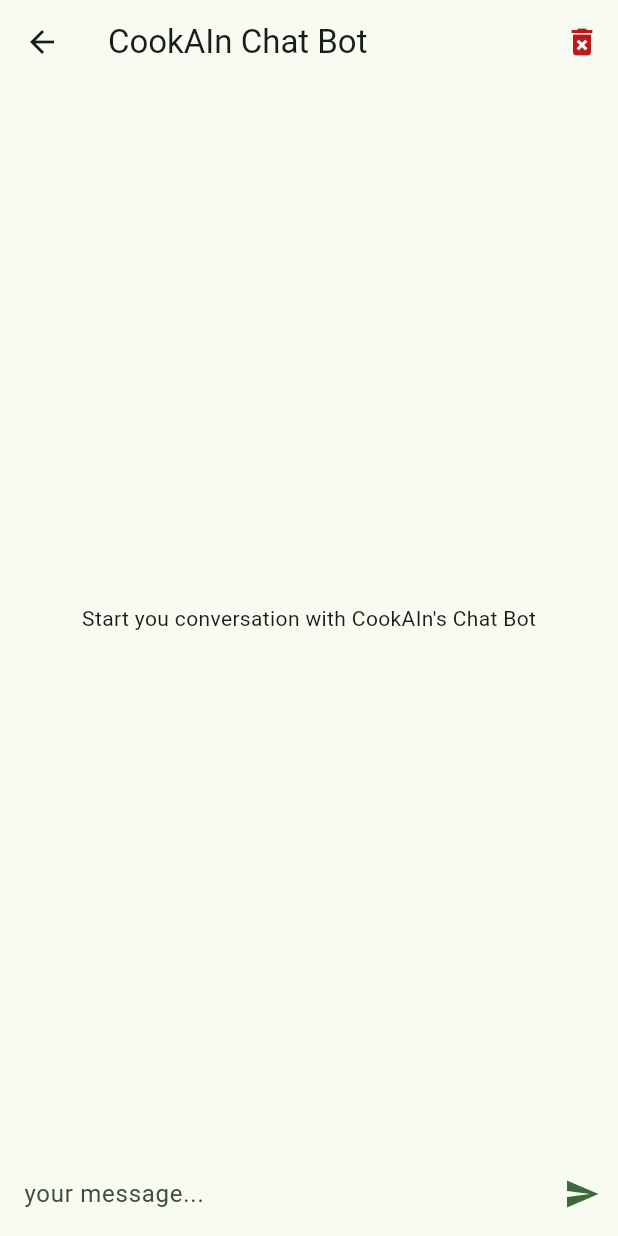
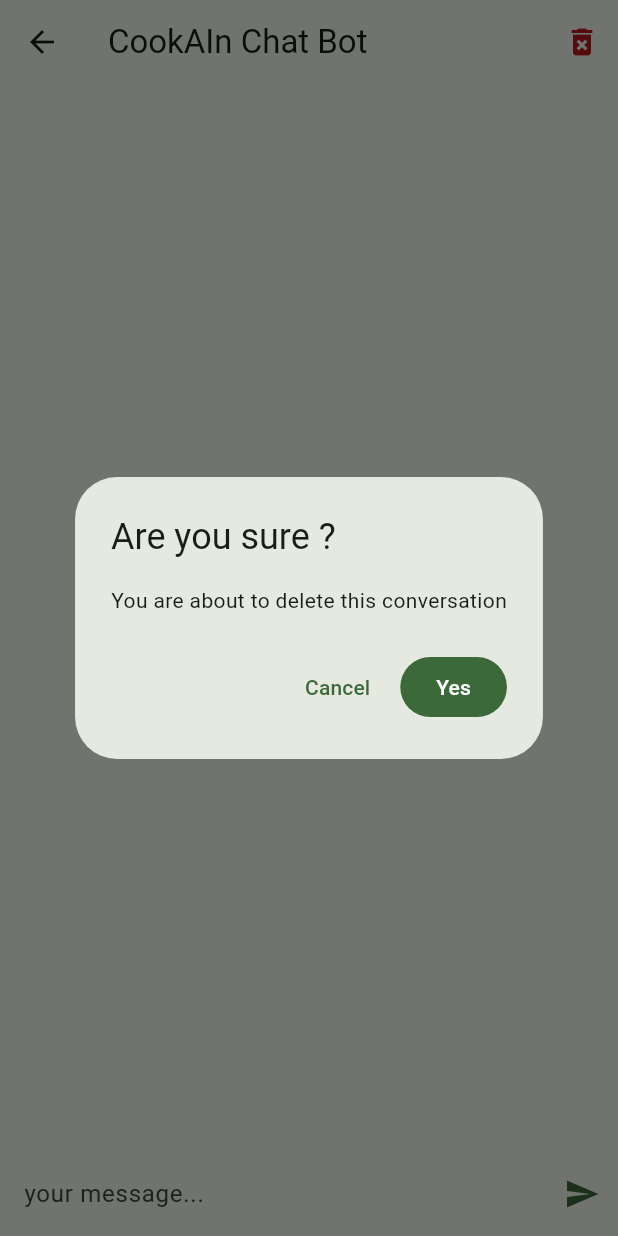
Before and after one commit to Hhanri/cookAIn, a Flutter app: the ChatBotPage screen opened directly, after a tap on the "delete forever" icon, on a phone screen of 412 x 824 dp. Run offline on Flutter 3.47's test engine with Material 2 defaults, Android fonts, the phone set to English and light mode, and no system bars; our stand-ins replace cloud_firestore, dartz, equatable, firebase_auth, firebase_core, flutter_bloc and 5 more; accounts and stored records are empty; generated files the repository leaves out were written again.

Commit message:
show confirmation dialog, dismissible widget confirm dismiss

```diff
--- a/lib/chatbot/presentation/pages/chat_bot_page.dart
+++ b/lib/chatbot/presentation/pages/chat_bot_page.dart
@@ -2,6 +2,7 @@ import 'package:cookain/chatbot/presentation/cubits/chat_bot_cubit/chat_bot_cubi
 import 'package:cookain/chatbot/presentation/widgets/chat_bot_list_view_widget.dart';
 import 'package:cookain/chatbot/presentation/widgets/chat_bot_text_field.dart';
 import 'package:cookain/core/config/theme.dart';
+import 'package:cookain/core/widgets/confirmation_dialog.dart';
 import 'package:flutter/material.dart';
 import 'package:flutter_bloc/flutter_bloc.dart';
 
@@ -15,7 +16,13 @@ class ChatBotPage extends StatelessWidget {
         title: const Text("CookAIn Chat Bot"),
         actions: [
           IconButton(
-            onPressed: context.read<ChatBotCubit>().deleteConversation,
+            onPressed: () {
+              showConfirmationDialog(
+                context: context,
+                description: "You are about to delete this conversation",
+                onValidate: context.read<ChatBotCubit>().deleteConversation
+              );
+            },
             icon: Icon(Icons.delete_forever, color: MyTheme.scheme.error,)
           )
         ],
--- /dev/null
+++ b/lib/core/widgets/confirmation_dialog.dart
@@ -0,0 +1,32 @@
+import 'package:flutter/material.dart';
+import 'package:go_router/go_router.dart';
+
+Future<bool?> showConfirmationDialog({
+  required BuildContext context,
+  String title = "Are you sure ?",
+  required String description,
+  required VoidCallback? onValidate,
+}) async {
+  return await showDialog<bool?>(
+    context: context,
+    builder: (context) {
+      return AlertDialog(
+        title: Text(title),
+        content: Text(description),
+        actions: [
+          TextButton(
+            onPressed: GoRouter.of(context).pop,
+            child: const Text("Cancel")
+          ),
+          FilledButton(
+            onPressed: () {
+              onValidate?.call();
+              GoRouter.of(context).pop(true);
+            },
+            child: const Text("Yes")
+          ),
+        ],
+      );
+    }
+  );
+}
--- a/lib/recipes/presentation/widgets/recipe_expansion_tile_widget.dart
+++ b/lib/recipes/presentation/widgets/recipe_expansion_tile_widget.dart
@@ -21,9 +21,7 @@ class RecipeExpansionTileWidget extends StatelessWidget {
     final colorScheme = Theme.of(context).colorScheme;
     return DismissibleWidget(
       key: Key(recipe.hashCode.toString()),
-      onDismissed: () {
-        context.read<RecipesCubit>().removeRecipe(recipe.name);
-      },
+      onDismissed: () => context.read<RecipesCubit>().removeRecipe(recipe.name),
       child: ExpansionTile(
         leading: canMake
           ? Icon(Icons.check_circle_sharp, color: colorScheme.primary,)
```
Also changed, not shown: lib/core/widgets/dismissible_widget.dart (+8 -2 lines).
